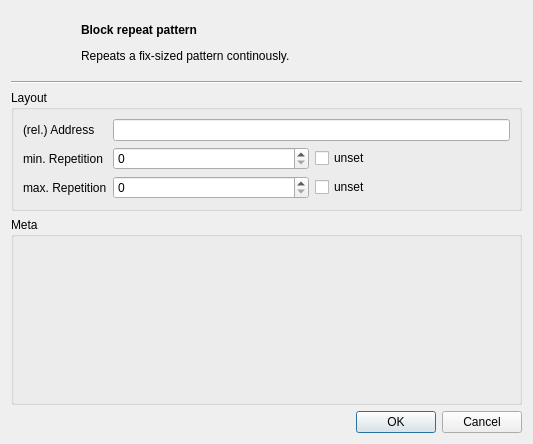
dmr-tools/anytone-emu, file src/blockrepeatdialog.ui: the form before one commit.
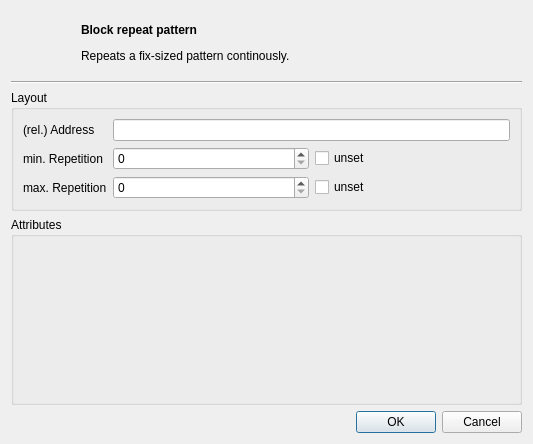
The form after the commit. Custom widgets are drawn as their Qt base class.

The edit to the form file:
```diff
--- a/src/blockrepeatdialog.ui
+++ b/src/blockrepeatdialog.ui
@@ -127,7 +127,7 @@
    <item>
     <widget class="QGroupBox" name="groupBox_2">
      <property name="title">
-      <string>Meta</string>
+      <string>Attributes</string>
      </property>
      <layout class="QVBoxLayout" name="verticalLayout">
       <property name="spacing">
```
